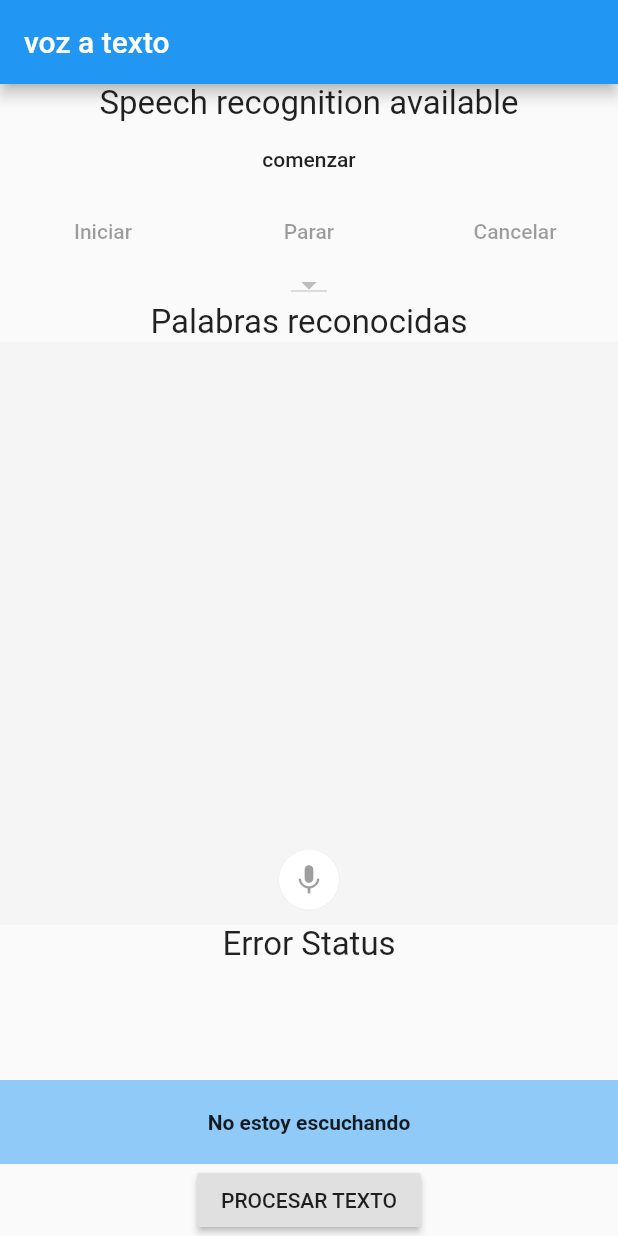
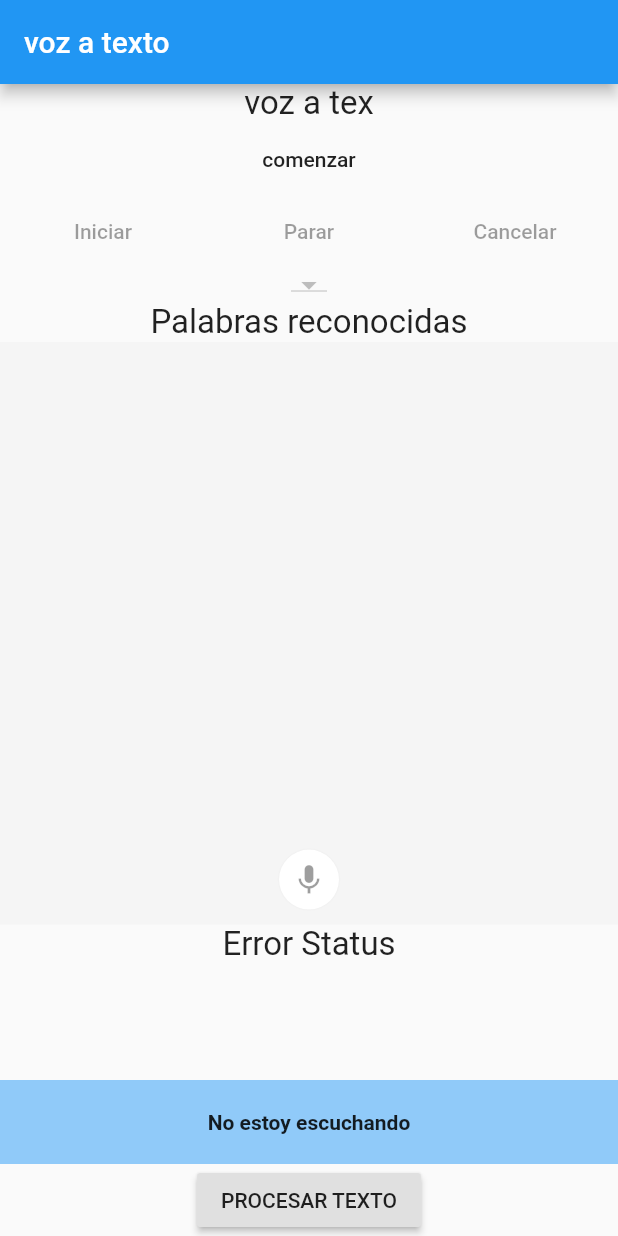
Before and after one commit to leonzabalamonica/voz_a_texto, a Flutter app: the screen it shows after launch, on a phone screen of 412 x 824 dp. Run offline on Flutter 3.47's test engine with Material 2 defaults, Android fonts, the phone set to English and light mode, and no system bars; our stand-ins replace speech_to_text.

Commit message:
Update TextoAVoz.dart

```diff
--- a/lib/TextoAVoz.dart
+++ b/lib/TextoAVoz.dart
@@ -64,7 +64,7 @@ class _TextoAVozState extends State<TextoAVoz> {
         body: Column(children: [
           Center(
             child: Text(
-              'Speech recognition available',
+              'voz a tex',
               style: TextStyle(fontSize: 22.0),
             ),
           ),
```
